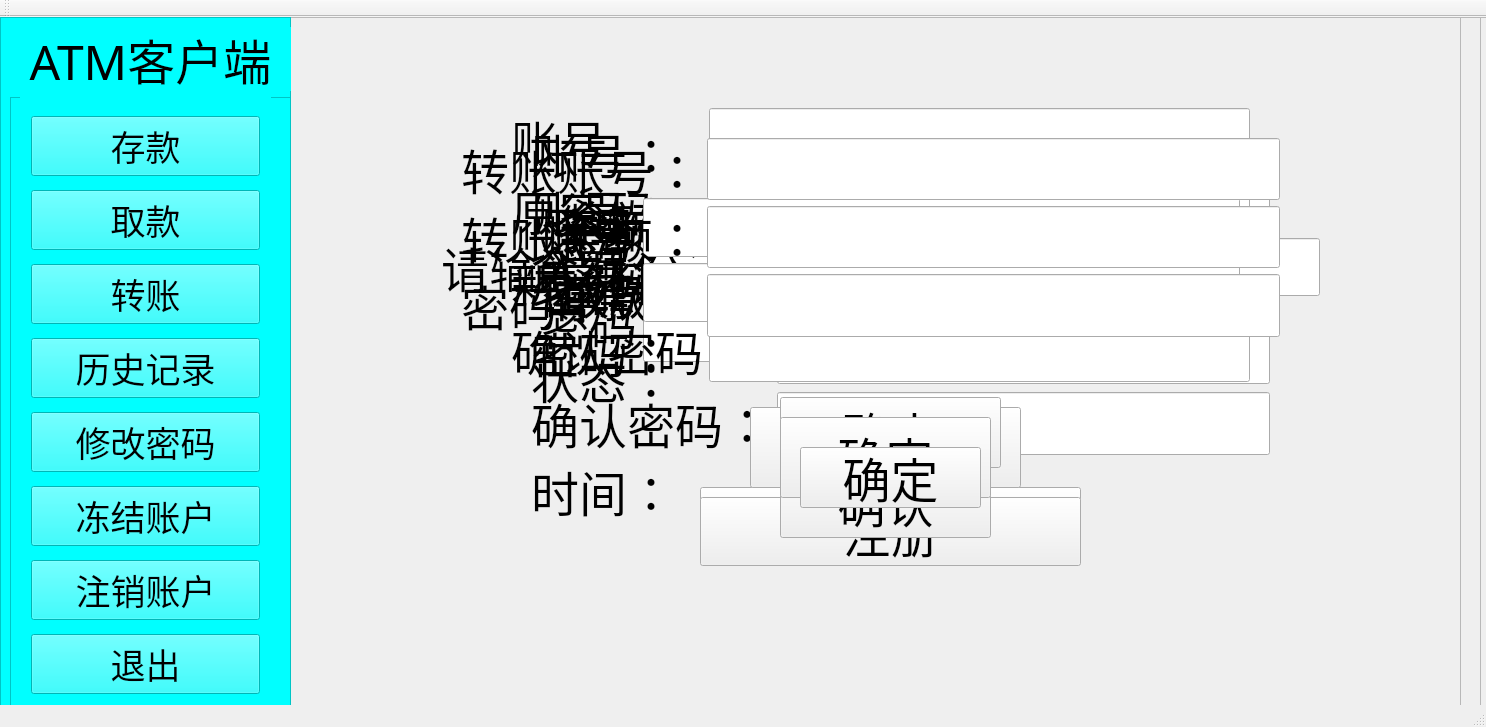
Above: Client.ui from jiyilin/AutomaticTellerMachine before the change. Below: the same form after it.
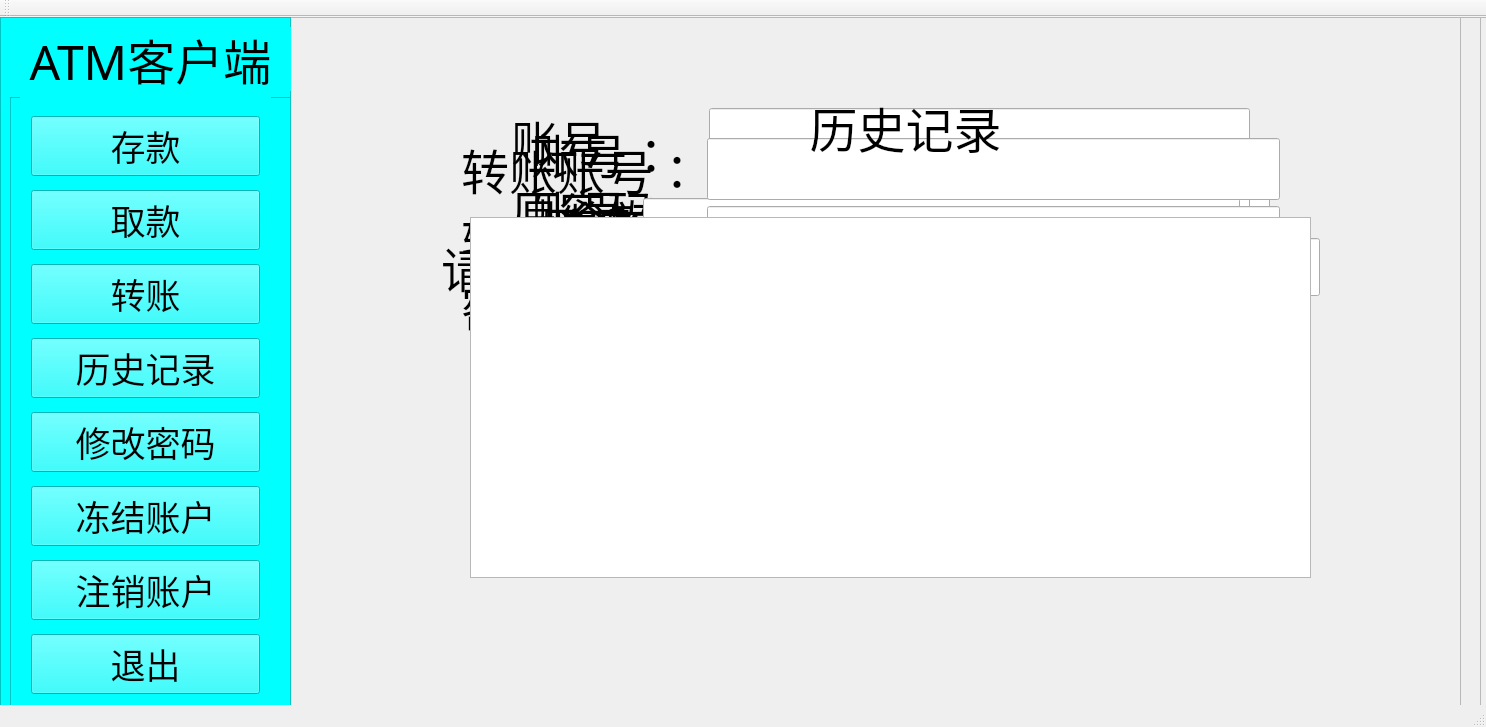
That is the form after the change. Icons and pictures are not drawn.

Commit message: finsh user history out

```diff
--- a/Client.ui
+++ b/Client.ui
@@ -1296,6 +1296,54 @@
                </item>
               </layout>
              </widget>
+             <widget class="QFrame" name="UserHistoryWindow">
+              <property name="geometry">
+               <rect>
+                <x>0</x>
+                <y>0</y>
+                <width>1211</width>
+                <height>691</height>
+               </rect>
+              </property>
+              <property name="frameShape">
+               <enum>QFrame::StyledPanel</enum>
+              </property>
+              <property name="frameShadow">
+               <enum>QFrame::Raised</enum>
+              </property>
+              <widget class="QLabel" name="label_19">
+               <property name="geometry">
+                <rect>
+                 <x>460</x>
+                 <y>70</y>
+                 <width>311</width>
+                 <height>81</height>
+                </rect>
+               </property>
+               <property name="font">
+                <font>
+                 <family>微软雅黑</family>
+                 <pointsize>36</pointsize>
+                </font>
+               </property>
+               <property name="text">
+                <string>历史记录</string>
+               </property>
+               <property name="alignment">
+                <set>Qt::AlignCenter</set>
+               </property>
+              </widget>
+              <widget class="QListWidget" name="UserHistoryList">
+               <property name="geometry">
+                <rect>
+                 <x>180</x>
+                 <y>200</y>
+                 <width>841</width>
+                 <height>361</height>
+                </rect>
+               </property>
+              </widget>
+             </widget>
             </widget>
            </widget>
           </widget>
```
Left out of the diff: 289 changed lines with no effect on the pictures. The commit also changes 3 other files.
